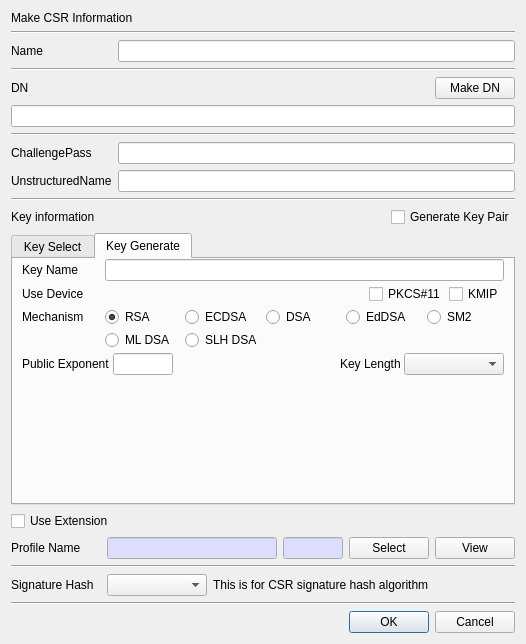
jykim74/CertMan, file CertMan/make_req_dlg.ui: the form before one commit.
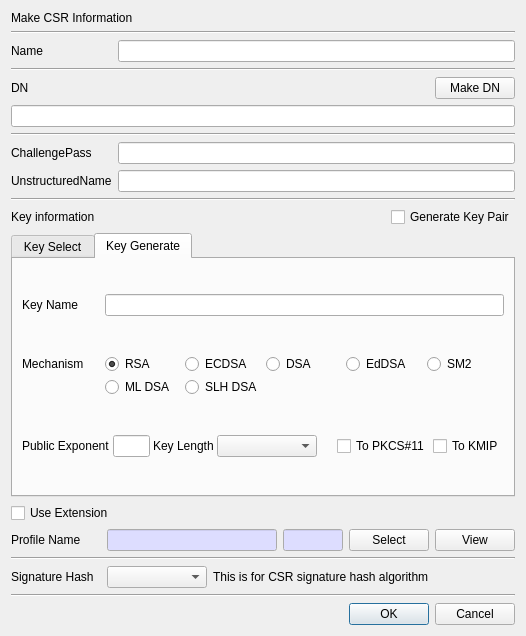
The form after the commit. The open tabs and pages were chosen to show the change.

Patch:
```diff
--- a/CertMan/make_req_dlg.ui
+++ b/CertMan/make_req_dlg.ui
@@ -7,7 +7,7 @@
     <x>0</x>
     <y>0</y>
     <width>526</width>
-    <height>644</height>
+    <height>636</height>
    </rect>
   </property>
   <property name="windowTitle">
@@ -165,8 +165,14 @@
    </item>
    <item>
     <widget class="QTabWidget" name="mKeyInfoTab">
+     <property name="minimumSize">
+      <size>
+       <width>500</width>
+       <height>0</height>
+      </size>
+     </property>
      <property name="currentIndex">
-      <number>1</number>
+      <number>0</number>
      </property>
      <widget class="QWidget" name="mSelTab">
       <attribute name="title">
@@ -472,56 +478,6 @@
          </item>
         </layout>
        </item>
-       <item>
-        <layout class="QGridLayout" name="gridLayout_3">
-         <item row="0" column="0">
-          <widget class="QLabel" name="label_9">
-           <property name="minimumSize">
-            <size>
-             <width>80</width>
-             <height>0</height>
-            </size>
-           </property>
-           <property name="maximumSize">
-            <size>
-             <width>8077215</width>
-             <height>16777215</height>
-            </size>
-           </property>
-           <property name="text">
-            <string>Use Device</string>
-           </property>
-          </widget>
-         </item>
-         <item row="0" column="2">
-          <widget class="QCheckBox" name="mPKCS11Check">
-           <property name="text">
-            <string>PKCS#11</string>
-           </property>
-          </widget>
-         </item>
-         <item row="0" column="1">
-          <spacer name="horizontalSpacer">
-           <property name="orientation">
-            <enum>Qt::Horizontal</enum>
-           </property>
-           <property name="sizeHint" stdset="0">
-            <size>
-             <width>40</width>
-             <height>20</height>
-            </size>
-           </property>
-          </spacer>
-         </item>
-         <item row="0" column="3">
-          <widget class="QCheckBox" name="mKMIPCheck">
-           <property name="text">
-            <string>KMIP</string>
-           </property>
-          </widget>
-         </item>
-        </layout>
-       </item>
        <item>
         <layout class="QGridLayout" name="gridLayout_10">
          <property name="topMargin">
@@ -602,6 +558,16 @@
        </item>
        <item>
         <layout class="QGridLayout" name="gridLayout_7">
+         <item row="0" column="1">
+          <widget class="QLineEdit" name="mNewExponentText">
+           <property name="maximumSize">
+            <size>
+             <width>60</width>
+             <height>16777215</height>
+            </size>
+           </property>
+          </widget>
+         </item>
          <item row="0" column="0">
           <widget class="QLabel" name="mNewExponentLabel">
            <property name="text">
@@ -609,37 +575,28 @@
            </property>
           </widget>
          </item>
-         <item row="0" column="1">
-          <widget class="QLineEdit" name="mNewExponentText">
-           <property name="maximumSize">
-            <size>
-             <width>60</width>
-             <height>16777215</height>
-            </size>
+         <item row="0" column="6">
+          <widget class="QCheckBox" name="mKMIPCheck">
+           <property name="text">
+            <string>To KMIP</string>
            </property>
           </widget>
          </item>
-         <item row="0" column="3">
+         <item row="0" column="2">
           <widget class="QLabel" name="mNewOptionLabel">
            <property name="text">
             <string>Key Length</string>
            </property>
           </widget>
          </item>
-         <item row="0" column="2">
-          <spacer name="horizontalSpacer_4">
-           <property name="orientation">
-            <enum>Qt::Horizontal</enum>
+         <item row="0" column="5">
+          <widget class="QCheckBox" name="mPKCS11Check">
+           <property name="text">
+            <string>To PKCS#11</string>
            </property>
-           <property name="sizeHint" stdset="0">
-            <size>
-             <width>40</width>
-             <height>20</height>
-            </size>
-           </property>
-          </spacer>
+          </widget>
          </item>
-         <item row="0" column="4">
+         <item row="0" column="3">
           <widget class="QComboBox" name="mNewOptionCombo">
            <property name="minimumSize">
             <size>
@@ -649,21 +606,21 @@
            </property>
           </widget>
          </item>
+         <item row="0" column="4">
+          <spacer name="horizontalSpacer_4">
+           <property name="orientation">
+            <enum>Qt::Horizontal</enum>
+           </property>
+           <property name="sizeHint" stdset="0">
+            <size>
+             <width>40</width>
+             <height>20</height>
+            </size>
+           </property>
+          </spacer>
+         </item>
         </layout>
        </item>
-       <item>
-        <spacer name="verticalSpacer_2">
-         <property name="orientation">
-          <enum>Qt::Vertical</enum>
-         </property>
-         <property name="sizeHint" stdset="0">
-          <size>
-           <width>20</width>
-           <height>40</height>
-          </size>
-         </property>
-        </spacer>
-       </item>
       </layout>
      </widget>
     </widget>
```
Left out of the diff: 2 changed lines with no effect on the pictures.
